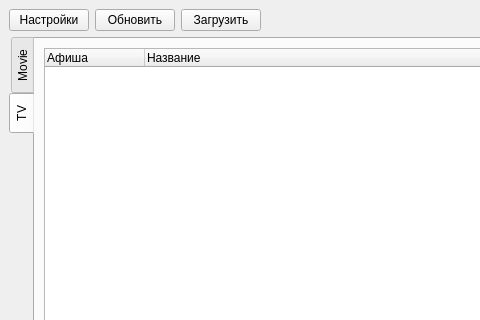
The window that mainwindow.ui (DmitriusFalse/mediaFinder) describes before a commit, drawn with Qt 5; both pictures show x 0 to 480 and y 0 to 320 of the 1191 by 922 pixel window.
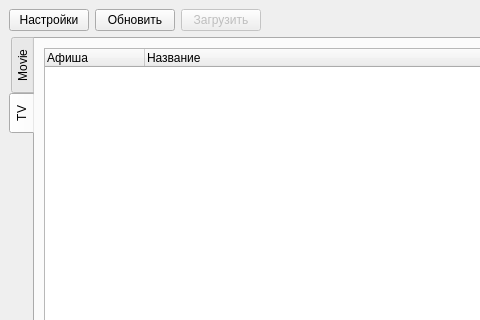
The same window after the commit.

```diff
--- a/mainwindow.ui
+++ b/mainwindow.ui
@@ -33,6 +33,9 @@
       </item>
       <item>
        <widget class="QPushButton" name="loadMediaButton">
+        <property name="enabled">
+         <bool>false</bool>
+        </property>
         <property name="text">
          <string>Загрузить</string>
         </property>
```
